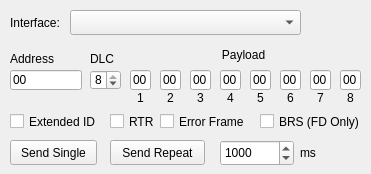
wjcloudy/cangaroo, file src/window/RawTxWindow/RawTxWindow.ui: the form before one commit.
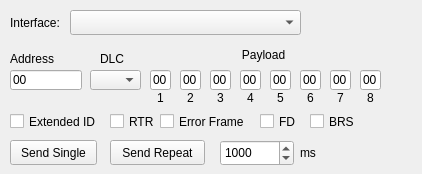
The form after the commit.

Diff of the .ui file:
```diff
--- a/src/window/RawTxWindow/RawTxWindow.ui
+++ b/src/window/RawTxWindow/RawTxWindow.ui
@@ -6,7 +6,7 @@
    <rect>
     <x>0</x>
     <y>0</y>
-    <width>371</width>
+    <width>422</width>
     <height>174</height>
    </rect>
   </property>
@@ -96,29 +96,10 @@
     <string>Address</string>
    </property>
   </widget>
-  <widget class="QSpinBox" name="fieldDLC">
-   <property name="geometry">
-    <rect>
-     <x>90</x>
-     <y>70</y>
-     <width>31</width>
-     <height>20</height>
-    </rect>
-   </property>
-   <property name="minimum">
-    <number>0</number>
-   </property>
-   <property name="maximum">
-    <number>8</number>
-   </property>
-   <property name="value">
-    <number>8</number>
-   </property>
-  </widget>
   <widget class="QLabel" name="label_2">
    <property name="geometry">
     <rect>
-     <x>90</x>
+     <x>100</x>
      <y>50</y>
      <width>28</width>
      <height>17</height>
@@ -131,7 +112,7 @@
   <widget class="QLineEdit" name="fieldByte0">
    <property name="geometry">
     <rect>
-     <x>130</x>
+     <x>150</x>
      <y>70</y>
      <width>21</width>
      <height>20</height>
@@ -150,7 +131,7 @@
   <widget class="QLabel" name="label_3">
    <property name="geometry">
     <rect>
-     <x>130</x>
+     <x>150</x>
      <y>90</y>
      <width>21</width>
      <height>16</height>
@@ -166,7 +147,7 @@
   <widget class="QLabel" name="label_4">
    <property name="geometry">
     <rect>
-     <x>128</x>
+     <x>148</x>
      <y>39</y>
      <width>231</width>
      <height>31</height>
@@ -182,7 +163,7 @@
   <widget class="QLineEdit" name="fieldByte1">
    <property name="geometry">
     <rect>
-     <x>160</x>
+     <x>180</x>
      <y>70</y>
      <width>21</width>
      <height>20</height>
@@ -201,7 +182,7 @@
   <widget class="QLineEdit" name="fieldByte2">
    <property name="geometry">
     <rect>
-     <x>190</x>
+     <x>210</x>
      <y>70</y>
      <width>21</width>
      <height>20</height>
@@ -220,7 +201,7 @@
   <widget class="QLineEdit" name="fieldByte3">
    <property name="geometry">
     <rect>
-     <x>220</x>
+     <x>240</x>
      <y>70</y>
      <width>21</width>
      <height>20</height>
@@ -239,7 +220,7 @@
   <widget class="QLineEdit" name="fieldByte4">
    <property name="geometry">
     <rect>
-     <x>250</x>
+     <x>270</x>
      <y>70</y>
      <width>21</width>
      <height>20</height>
@@ -258,7 +239,7 @@
   <widget class="QLineEdit" name="fieldByte5">
    <property name="geometry">
     <rect>
-     <x>280</x>
+     <x>300</x>
      <y>70</y>
      <width>21</width>
      <height>20</height>
@@ -277,7 +258,7 @@
   <widget class="QLineEdit" name="fieldByte6">
    <property name="geometry">
     <rect>
-     <x>310</x>
+     <x>330</x>
      <y>70</y>
      <width>21</width>
      <height>20</height>
@@ -296,7 +277,7 @@
   <widget class="QLineEdit" name="fieldByte7">
    <property name="geometry">
     <rect>
-     <x>340</x>
+     <x>360</x>
      <y>70</y>
      <width>21</width>
      <height>20</height>
@@ -315,7 +296,7 @@
   <widget class="QLabel" name="label_8">
    <property name="geometry">
     <rect>
-     <x>160</x>
+     <x>180</x>
      <y>90</y>
      <width>21</width>
      <height>16</height>
@@ -331,7 +312,7 @@
   <widget class="QLabel" name="label_10">
    <property name="geometry">
     <rect>
-     <x>190</x>
+     <x>210</x>
      <y>90</y>
      <width>21</width>
      <height>16</height>
@@ -347,7 +328,7 @@
   <widget class="QLabel" name="label_13">
    <property name="geometry">
     <rect>
-     <x>220</x>
+     <x>240</x>
      <y>90</y>
      <width>21</width>
      <height>16</height>
@@ -363,7 +344,7 @@
   <widget class="QLabel" name="label_14">
    <property name="geometry">
     <rect>
-     <x>250</x>
+     <x>270</x>
      <y>90</y>
      <width>21</width>
      <height>16</height>
@@ -379,7 +360,7 @@
   <widget class="QLabel" name="label_15">
    <property name="geometry">
     <rect>
-     <x>280</x>
+     <x>300</x>
      <y>90</y>
      <width>21</width>
      <height>16</height>
@@ -395,7 +376,7 @@
   <widget class="QLabel" name="label_16">
    <property name="geometry">
     <rect>
-     <x>310</x>
+     <x>330</x>
      <y>90</y>
      <width>21</width>
      <height>16</height>
@@ -411,7 +392,7 @@
   <widget class="QLabel" name="label_17">
    <property name="geometry">
     <rect>
-     <x>340</x>
+     <x>360</x>
      <y>90</y>
      <width>21</width>
      <height>16</height>
@@ -505,14 +486,37 @@
   <widget class="QCheckBox" name="checkbox_BRS">
    <property name="geometry">
     <rect>
+     <x>310</x>
+     <y>110</y>
+     <width>51</width>
+     <height>23</height>
+    </rect>
+   </property>
+   <property name="text">
+    <string>BRS</string>
+   </property>
+  </widget>
+  <widget class="QCheckBox" name="checkbox_FD">
+   <property name="geometry">
+    <rect>
      <x>260</x>
      <y>110</y>
-     <width>106</width>
+     <width>41</width>
      <height>23</height>
     </rect>
    </property>
    <property name="text">
-    <string>BRS (FD Only)</string>
+    <string>FD</string>
+   </property>
+  </widget>
+  <widget class="QComboBox" name="comboBoxDLC">
+   <property name="geometry">
+    <rect>
+     <x>90</x>
+     <y>70</y>
+     <width>51</width>
+     <height>20</height>
+    </rect>
    </property>
   </widget>
  </widget>
```
